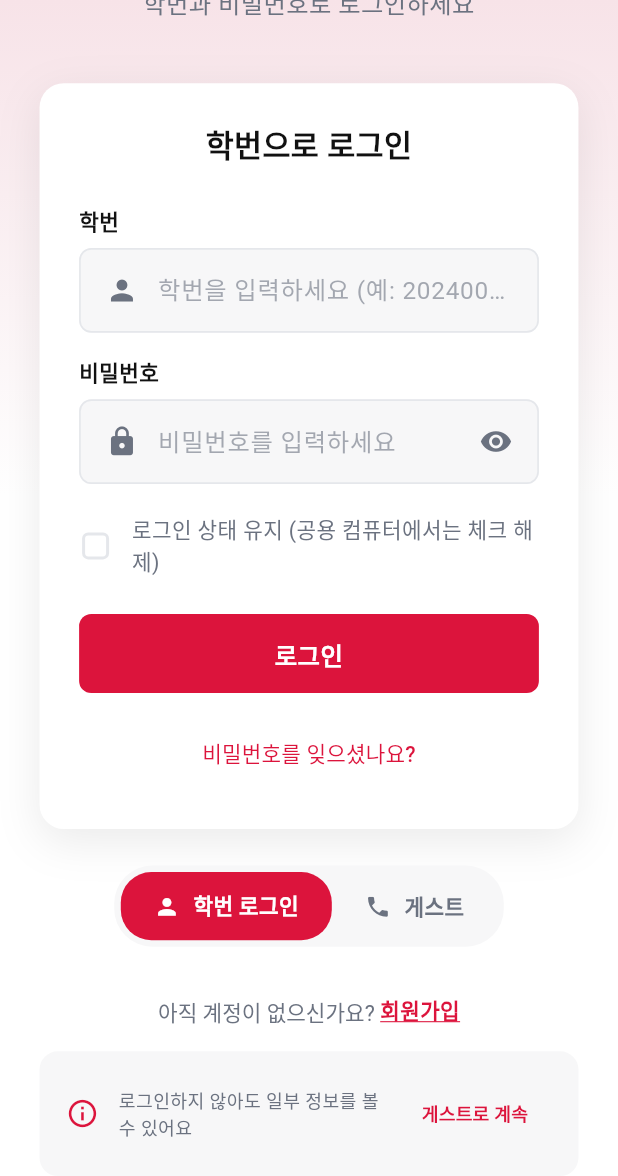
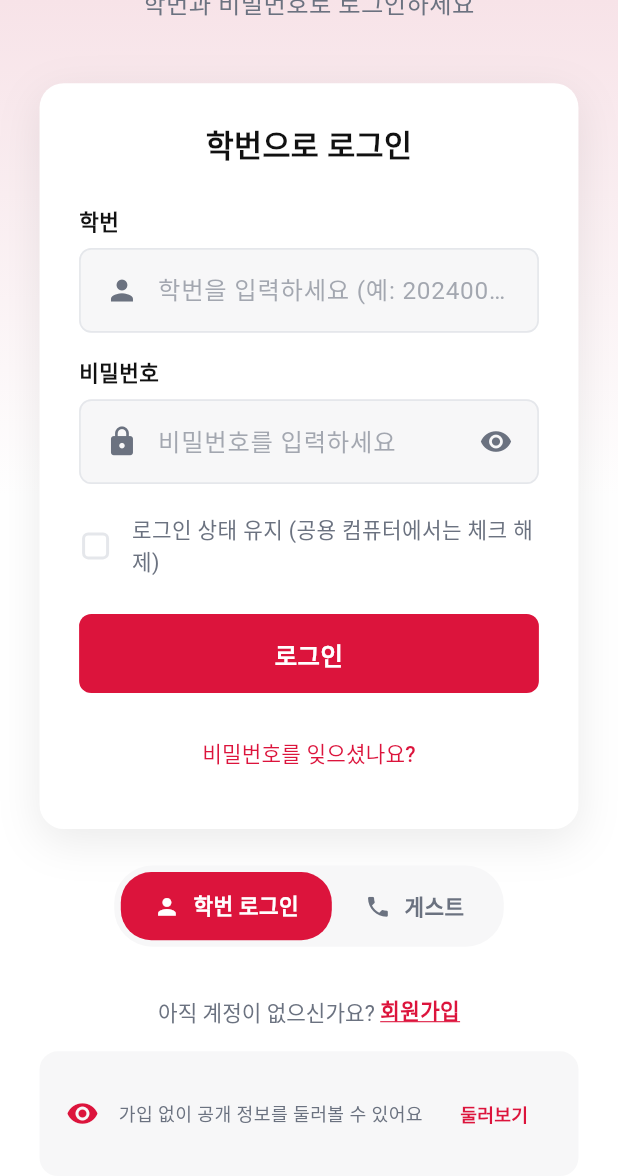
Before and after one commit to EM-H20/sejong-catch, a Flutter app: the LoginPage screen opened by its route, scrolled down 208 dp, on a phone screen of 412 x 824 dp. Shown: the top 1176 px of the screen. Run offline on Flutter 3.47's test engine with Material 3 defaults, Android fonts, the phone set to English and light mode, and no system bars; our stand-ins replace flutter_screenutil, flutter_secure_storage, go_router, shared_preferences, smooth_page_indicator; accounts and stored records are empty.

```diff
--- a/sejong_catch_frontend/lib/features/auth/pages/login_page.dart
+++ b/sejong_catch_frontend/lib/features/auth/pages/login_page.dart
@@ -976,14 +976,14 @@ class _LoginPageState extends State<LoginPage> with TickerProviderStateMixin {
           child: Row(
             children: [
               Icon(
-                Icons.info_outline,
+                Icons.visibility,
                 size: 20.w,
                 color: AppColors.brandCrimson,
               ),
               SizedBox(width: 12.w),
               Expanded(
                 child: Text(
-                  '로그인하지 않아도 일부 정보를 볼 수 있어요',
+                  '가입 없이 공개 정보를 둘러볼 수 있어요',
                   style: TextStyle(
                     fontSize: 12.sp,
                     color: AppColors.textSecondary,
@@ -992,11 +992,11 @@ class _LoginPageState extends State<LoginPage> with TickerProviderStateMixin {
               ),
               TextButton(
                 onPressed: () {
-                  // 게스트로 계속하기
+                  // 둘러보기로 피드 페이지 이동
                   context.go(AppRoutes.feed);
                 },
                 child: Text(
-                  '게스트로 계속',
+                  '둘러보기',
                   style: TextStyle(
                     fontSize: 12.sp,
                     color: AppColors.brandCrimson,
```
